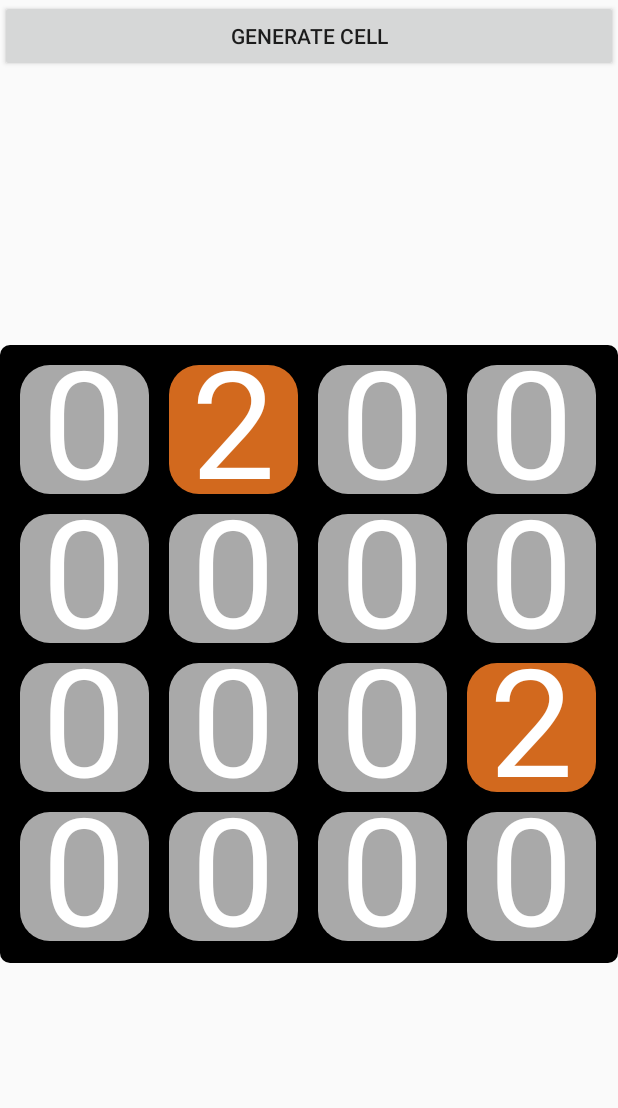
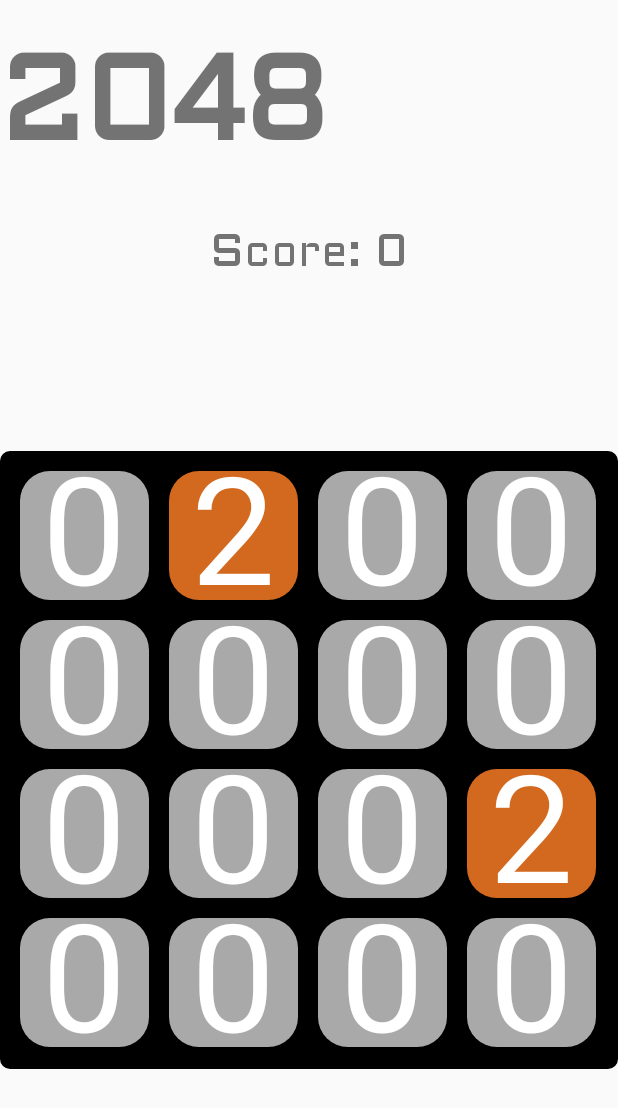
Before and after one commit to MrSchnitz/tamz-ii, an Android app: the screen it shows after launch (MainActivity), on a phone screen of 412 x 824 dp. Shown: the top 1108 px of the screen. Run offline under Robolectric (Android 15) with nearby library versions, the phone set to English and light mode, and no system bars.

Commit message:
Added main and score labels, score count, some fonts

```diff
--- a/app/src/main/java/com/example/jan/new2048/CanvasView.java
+++ b/app/src/main/java/com/example/jan/new2048/CanvasView.java
@@ -16,6 +16,7 @@
 import android.view.View;
 import android.widget.Button;
 import android.widget.PopupWindow;
+import android.widget.TextView;
 import android.widget.Toast;
 
 import java.util.ArrayList;
@@ -100,7 +101,12 @@
     }
 
 
-
+    TextView scoreLabel;
+    public void setScoreLabel(TextView scoreLabel){
+        this.scoreLabel = scoreLabel;
+        scoreLabel.setText("Score: " + score);
+    }
+    int score = 0;
 
     PopupWindow popUp = new PopupWindow(this);
 
@@ -121,8 +127,6 @@
 
     int width;
     int height;
-
-    int score = 0;
 
     int screenWidth = 0;
     int screenHeight = 0;
@@ -240,7 +244,9 @@
 
         createCells();
 
-        cell = new Cell(0,0,"#FF7F50",canvasWidth,canvasX, canvasY);
+
+
+//        cell = new Cell(0,0,"#FF7F50",canvasWidth,canvasX, canvasY);
 
         super.onSizeChanged(w, h, oldw, oldh);
     }
@@ -261,12 +267,6 @@
         paint.setStrokeWidth(20);
         //paint.setStyle(Paint.Style.STROKE);
         canvas.drawRoundRect(canvasX,canvasY,canvasWidth, canvasHeight,10,10,paint);
-
-        //Toast.makeText(getContext(),"Width: " + Cell.size,Toast.LENGTH_SHORT).show();
-        //canvas.drawRoundRect(rect,6,6,paint);
-
-        //canvas.drawRoundRect(new RectF(0, 100, 100, 200), 30, 30, paint);
-
 
         if(victory){
             paint.setColor(Color.RED);
@@ -291,17 +291,14 @@
             }
         }
 
-        //cell.drawCell(canvas);
+    }
 
-            /*
-            for (int i = 0; i < lx; i++) {
-                for (int j = 0; j < ly; j++) {
-                    canvas.drawBitmap(bmp[level[i][j]], null,
-                            new Rect(j * width, i * height, (j + 1) * width, (i + 1) * height), null);
-                }
-            }
-            */
+
+    public void changeScore(int points){
+        score += points;
+        scoreLabel.setText("Score: " + score);
     }
+
 
     public void animateRectScale(Cell cell){
         float translateScale = 40;
@@ -520,10 +517,12 @@
                         cells[i][k].setValue(math);
                         cells[i][k].setColor(matchColor(math));
                         cells[i][j].resetCell();
-                        score += math;
+                        changeScore(math);
                         points += math;
                         changed = true;
                         changeHappened = true;
+
+
 //                        if(isSoundOn === true) {
 //                            theSound.play();
 //                        }
@@ -603,7 +602,7 @@
                         cells[k][j].setValue(math);
                         cells[k][j].setColor(matchColor(math));
                         cells[i][j].resetCell();
-                        score += math;
+                        changeScore(math);
                         points += math;
                         changed = true;
                         changeHappened = true;
@@ -691,7 +690,7 @@
                         cells[k][j].setValue(math);
                         cells[k][j].setColor(matchColor(math));
                         cells[i][j].resetCell();
-                        score += math;
+                        changeScore(math);
                         points += math;
                         changed = true;
                         changeHappened = true;
@@ -776,7 +775,7 @@
                         cells[i][k].setValue(math);
                         cells[i][k].setColor(matchColor(math));
                         cells[i][j].resetCell();
-                        score += math;
+                        changeScore(math);
                         points += math;
                         changed = true;
                         changeHappened = true;
--- a/app/src/main/java/com/example/jan/new2048/MainActivity.java
+++ b/app/src/main/java/com/example/jan/new2048/MainActivity.java
@@ -7,13 +7,23 @@
 import android.view.View.OnTouchListener;
 import android.widget.Button;
 import android.widget.ImageView;
+import android.widget.TextView;
 
 public class MainActivity extends Activity {
+
+    TextView scoreLabel;
+    CanvasView canvasView;
 
     @Override
     protected void onCreate(Bundle savedInstanceState) {
         super.onCreate(savedInstanceState);
         setContentView(R.layout.activity_main);
+
+        scoreLabel = findViewById(R.id.scoreLabel);
+        canvasView = findViewById(R.id.canvasView);
+
+        canvasView.setScoreLabel(scoreLabel);
+
     }
 
 }
--- a/app/src/main/res/layout/activity_main.xml
+++ b/app/src/main/res/layout/activity_main.xml
@@ -7,20 +7,30 @@
     android:orientation="vertical"
     tools:context=".MainActivity">
 
-    <Button
-        android:id="@+id/button"
+    <TextView
+        android:id="@+id/mainLabel"
         android:layout_width="match_parent"
-        android:layout_height="wrap_content"
-        android:text="Generate Cell"
-        />
+        android:layout_height="146dp"
+        android:fontFamily="@font/aldrich"
+        android:paddingTop="10dp"
+        android:text="2048"
+        android:textSize="80sp"
+        android:textStyle="bold"
+        tools:paddingLeft="20dp" />
+
+    <TextView
+        android:id="@+id/scoreLabel"
+        android:layout_width="match_parent"
+        android:layout_height="44dp"
+        android:fontFamily="@font/aldrich"
+        android:text="Score:"
+        android:textAlignment="center"
+        android:textSize="30sp" />
 
     <com.example.jan.new2048.CanvasView
+        android:id="@+id/canvasView"
         android:layout_width="match_parent"
-        android:layout_height="match_parent"
-        />
+        android:layout_height="match_parent" />
 
-    <!--<com.example.jan.new2048.DrawView-->
-        <!--android:layout_width="match_parent"-->
-        <!--android:layout_height="match_parent" />-->
 
 </LinearLayout>
```
Also changed, not shown: app/src/main/res/font/aldrich.ttf (added), app/src/main/res/font/allerta_stencil.ttf (added).
